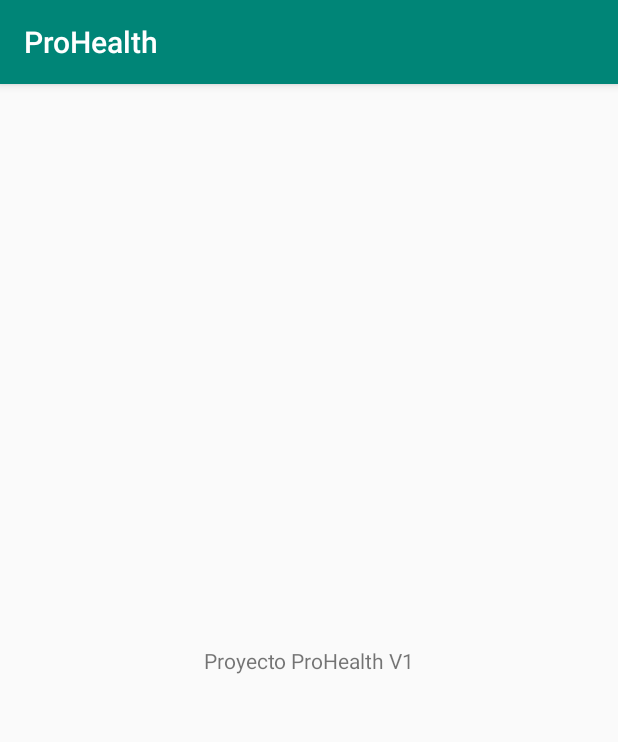
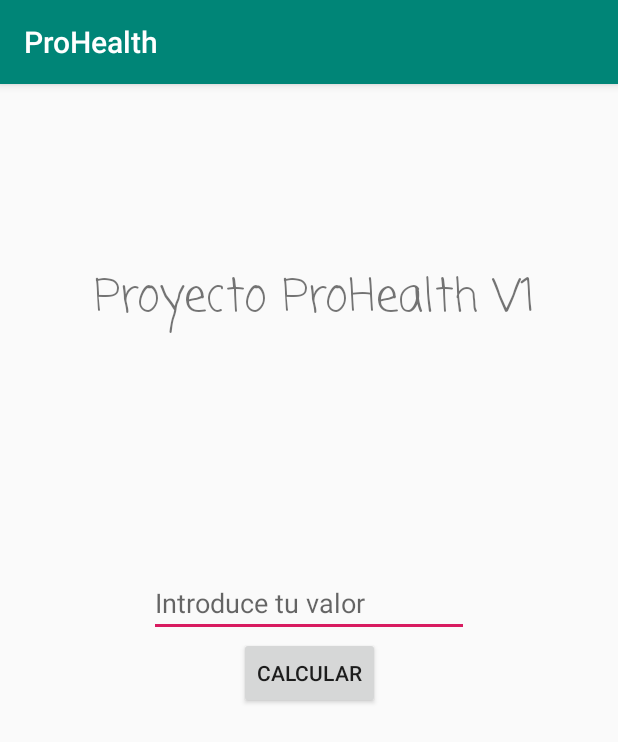
Before and after one commit to JuanDQT/ProHealth, an Android app: the screen it shows after launch (MainActivity), on a phone screen of 412 x 824 dp. Shown: the top 742 px of the screen. Run offline under Robolectric (Android 15) with nearby library versions, the phone set to English and light mode, and no system bars.

Commit message:
Ventana principal, Input Nº Valor y añadido Boton

```diff
--- a/app/src/main/java/com/juan/prohealth/MainActivity.kt
+++ b/app/src/main/java/com/juan/prohealth/MainActivity.kt
@@ -2,6 +2,7 @@ package com.juan.prohealth
 
 import androidx.appcompat.app.AppCompatActivity
 import android.os.Bundle
+import android.widget.Toast
 import kotlinx.android.synthetic.main.activity_main.*
 
 class MainActivity : AppCompatActivity() {
@@ -11,5 +12,20 @@ class MainActivity : AppCompatActivity() {
         setContentView(R.layout.activity_main)
 
         tvInit.text = "Proyecto ProHealth V1"
+
+        btn_planificar.setOnClickListener {
+
+            if(!et_valor.text.toString().isNullOrEmpty()) {
+                val valor = Integer.parseInt(et_valor.text.toString())
+                if(valor > 0) {
+                    Toast.makeText(this, "El valor introducido es: " + et_valor.text, Toast.LENGTH_LONG).show()
+                    calcularTodo(valor)
+                }
+            }
+        }
+    }
+
+    fun calcularTodo(valor: Int) {
+        // TODO
     }
 }
--- a/app/src/main/res/layout/activity_main.xml
+++ b/app/src/main/res/layout/activity_main.xml
@@ -6,14 +6,41 @@
     android:layout_height="match_parent"
     tools:context=".MainActivity">
 
+
     <TextView
         android:id="@+id/tvInit"
         android:layout_width="wrap_content"
-        android:layout_height="wrap_content"
-        android:text="Hello World!"
-        app:layout_constraintBottom_toBottomOf="parent"
+        android:layout_height="53dp"
+        android:layout_marginTop="120dp"
+        android:layout_marginBottom="16dp"
+        android:fontFamily="casual"
+        android:text="Bienvenido a Prohealth"
+        android:textSize="30sp"
+        app:layout_constraintBottom_toTopOf="@+id/et_valor"
+        app:layout_constraintHorizontal_bias="0.532"
         app:layout_constraintLeft_toLeftOf="parent"
         app:layout_constraintRight_toRightOf="parent"
         app:layout_constraintTop_toTopOf="parent" />
 
+    <EditText
+        android:id="@+id/et_valor"
+        android:layout_width="wrap_content"
+        android:layout_height="45dp"
+        android:layout_marginTop="150dp"
+        android:ems="10"
+        android:hint="@string/introducir_valor"
+        android:inputType="number|textPersonName"
+        app:layout_constraintEnd_toEndOf="parent"
+        app:layout_constraintStart_toStartOf="parent"
+        app:layout_constraintTop_toBottomOf="@+id/tvInit" />
+
+    <Button
+        android:id="@+id/btn_planificar"
+        android:layout_width="wrap_content"
+        android:layout_height="wrap_content"
+        android:text="Calcular"
+        app:layout_constraintEnd_toEndOf="parent"
+        app:layout_constraintStart_toStartOf="parent"
+        app:layout_constraintTop_toBottomOf="@+id/et_valor" />
+
 </androidx.constraintlayout.widget.ConstraintLayout>
--- a/app/src/main/res/values/strings.xml
+++ b/app/src/main/res/values/strings.xml
@@ -1,3 +1,4 @@
 <resources>
     <string name="app_name">ProHealth</string>
+    <string name="introducir_valor">Introduce tu valor</string>
 </resources>
```
